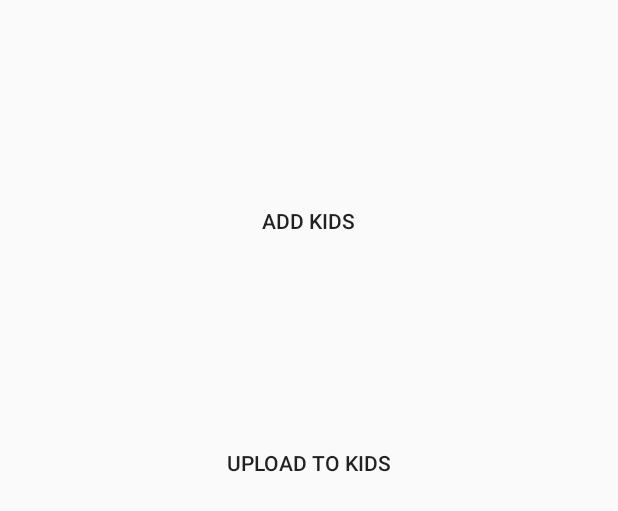
After one commit to MasheshaInnovatorz/My-Kid-, an Android app: the layout activity_teachers.xml on its own in the app's theme, with its tools: preview values and no code run, on a phone screen of 412 x 824 dp. The commit adds this screen. Shown: the top 511 px of the screen. Run offline under Robolectric (Android 15) with nearby library versions, the phone set to English and light mode, and no system bars.

Commit message:
Kids class added
not yet done

```diff
--- a/app/build.gradle
+++ b/app/build.gradle
@@ -47,4 +47,5 @@ dependencies {
 
 
 
+
 apply plugin: 'com.google.gms.google-services'
--- a/app/src/main/java/com/example/codetribe/my_kid/sign_up.java
+++ b/app/src/main/java/com/example/codetribe/my_kid/sign_up.java
@@ -153,7 +153,6 @@ public class sign_up extends AppCompatActivity {
                         }
                     });
                 }
-                //pfariso
 
             /*    auth.createUserWithEmailAndPassword(email, password)
                         .addOnCompleteListener(sign_up.this, new OnCompleteListener<AuthResult>() {
--- /dev/null
+++ b/app/src/main/res/layout/activity_teachers.xml
@@ -0,0 +1,30 @@
+<?xml version="1.0" encoding="utf-8"?>
+<RelativeLayout xmlns:android="http://schemas.android.com/apk/res/android"
+    xmlns:app="http://schemas.android.com/apk/res-auto"
+    xmlns:tools="http://schemas.android.com/tools"
+    android:layout_width="match_parent"
+    android:layout_height="match_parent"
+    tools:context="com.example.codetribe.my_kid.Teachers">
+
+
+    <TextView
+        android:id="@+id/text_Add_Kids"
+        android:layout_width="wrap_content"
+        android:layout_height="wrap_content"
+        android:layout_marginTop="137dp"
+        android:text="Add Kids"
+        android:textAppearance="@style/TextAppearance.AppCompat.Button"
+        android:layout_alignParentTop="true"
+        android:layout_centerHorizontal="true" />
+
+    <TextView
+        android:id="@+id/text_Upload"
+        android:layout_width="wrap_content"
+        android:layout_height="wrap_content"
+        android:layout_below="@+id/text_Add_Kids"
+        android:layout_centerHorizontal="true"
+        android:layout_marginTop="142dp"
+        android:text="Upload to Kids"
+        android:textAppearance="@style/TextAppearance.AppCompat.Button" />
+
+</RelativeLayout>
```
Also changed, not shown: app/src/main/AndroidManifest.xml (+6 -8 lines), app/src/main/java/com/example/codetribe/my_kid/Kids.java (added, +18 -0 lines), app/src/main/java/com/example/codetribe/my_kid/MainActivity.java (+2 -29 lines), app/src/main/java/com/example/codetribe/my_kid/Teachers.java (added, +37 -0 lines).
